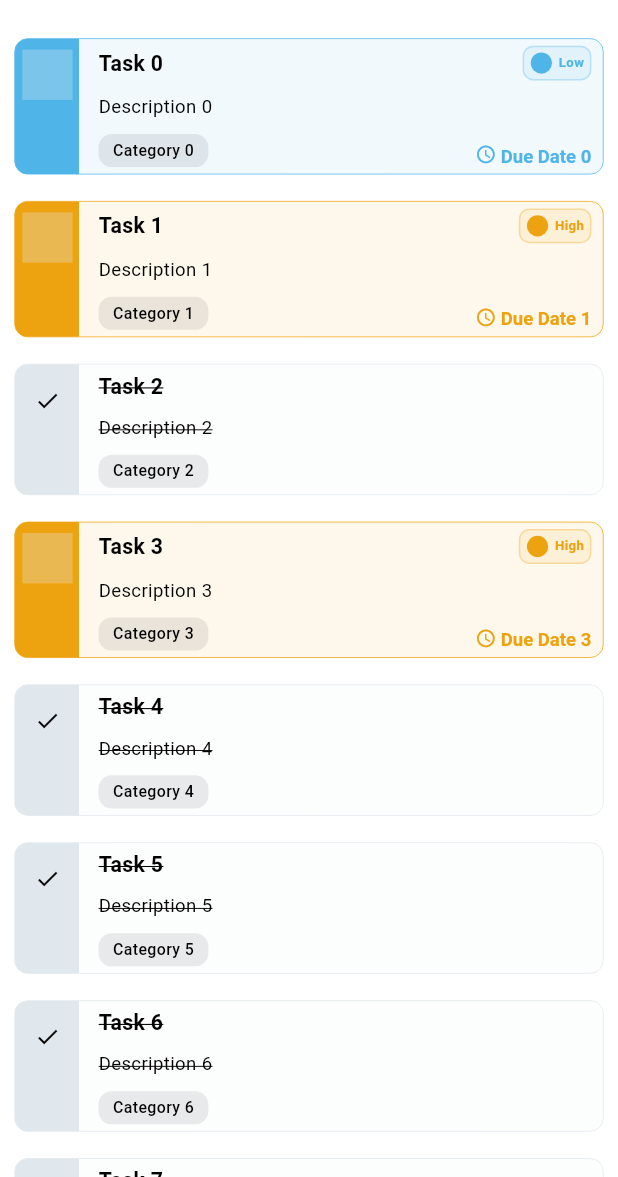
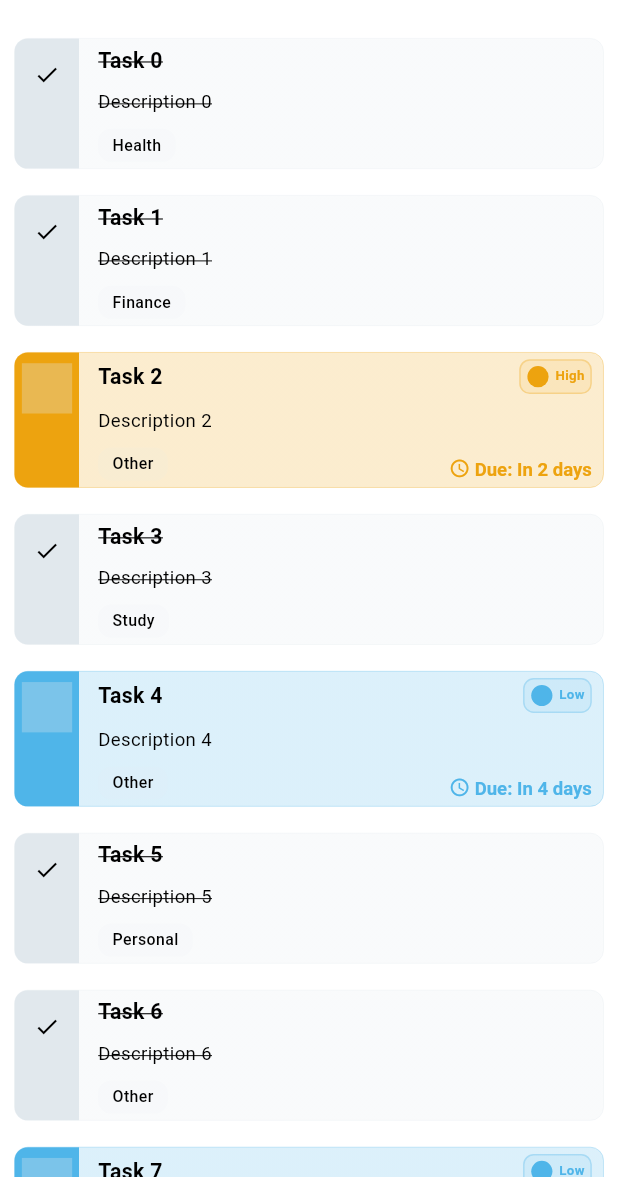
Before and after one commit to AchizuePriscilla/task-buddy, a Flutter app: the screen it shows after launch, after a tap on the "light mode" icon, on a phone screen of 412 x 824 dp, the part 59-1236 px from its top. Run offline on Flutter 3.47's test engine with Material 3 defaults, Android fonts, the light colour scheme and no system bars; our stand-ins replace flutter_riverpod, flutter_screenutil, shared_preferences; Roboto replaces fonts that are missing (Helvetica).

Commit message:
Feat: Edit Task UI

```diff
--- /dev/null
+++ b/lib/features/task_management/domain/enums/category_enum.dart
@@ -0,0 +1,32 @@
+import '../../../../shared/localization/strings.dart';
+
+enum CategoryEnum {
+  work,
+  personal,
+  study,
+  home,
+  health,
+  finance,
+  other,
+}
+
+extension CategoryExtension on CategoryEnum {
+  String get displayName {
+    switch (this) {
+      case CategoryEnum.work:
+        return AppStrings.work;
+      case CategoryEnum.personal:
+        return AppStrings.personal;
+      case CategoryEnum.study:
+        return AppStrings.study;
+      case CategoryEnum.home:
+        return AppStrings.home;
+      case CategoryEnum.health:
+        return AppStrings.health;
+      case CategoryEnum.finance:
+        return AppStrings.finance;
+      case CategoryEnum.other:
+        return AppStrings.other;
+    }
+  }
+}
--- /dev/null
+++ b/lib/features/task_management/domain/extensions/datetime_extension.dart
@@ -0,0 +1,39 @@
+import 'package:task_buddy/shared/localization/strings.dart';
+
+extension DateTimeExtension on DateTime {
+  String get formattedDate {
+    const months = [
+      AppStrings.jan,
+      AppStrings.feb,
+      AppStrings.mar,
+      AppStrings.apr,
+      AppStrings.may,
+      AppStrings.jun,
+      AppStrings.jul,
+      AppStrings.aug,
+      AppStrings.sep,
+      AppStrings.oct,
+      AppStrings.nov,
+      AppStrings.dec,
+    ];
+    return '${months[month - 1]} ${day.toString().padLeft(2, '0')}, $year';
+  }
+
+  int get daysUntilDue {
+    return difference(DateTime.now()).inDays;
+  }
+
+  String get formattedDueDate {
+    if (daysUntilDue < 0) {
+      return AppStrings.overdue;
+    } else if (daysUntilDue == 0) {
+      return AppStrings.today;
+    } else if (daysUntilDue == 1) {
+      return AppStrings.tomorrow;
+    } else if (daysUntilDue <= 7) {
+      return '${AppStrings.inDays} $daysUntilDue ${AppStrings.days}';
+    } else {
+      return formattedDate;
+    }
+  }
+}
--- /dev/null
+++ b/lib/features/task_management/domain/models/task_model.dart
@@ -0,0 +1,20 @@
+import 'package:task_buddy/features/task_management/domain/enums/category_enum.dart';
+import 'package:task_buddy/features/task_management/domain/enums/priority_enum.dart';
+
+class TaskModel {
+  final String title;
+  final String? description;
+  final CategoryEnum category;
+  final DateTime? dueDate;
+  final Priority priority;
+  final bool isCompleted;
+
+  TaskModel({
+    required this.title,
+    required this.description,
+    required this.category,
+    required this.dueDate,
+    required this.priority,
+    required this.isCompleted,
+  });
+}
--- a/lib/features/task_management/presentation/screens/home_screen.dart
+++ b/lib/features/task_management/presentation/screens/home_screen.dart
@@ -2,8 +2,10 @@ import 'dart:math';
 import 'package:flutter/material.dart';
 import 'package:flutter_riverpod/flutter_riverpod.dart';
 import 'package:flutter_screenutil/flutter_screenutil.dart';
+import 'package:task_buddy/features/task_management/domain/enums/category_enum.dart';
+import 'package:task_buddy/features/task_management/domain/models/task_model.dart';
 import 'package:task_buddy/shared/localization/strings.dart';
-import 'package:task_buddy/features/task_management/domain/priority_enum.dart';
+import 'package:task_buddy/features/task_management/domain/enums/priority_enum.dart';
 import 'package:task_buddy/features/task_management/presentation/widgets/task_card.dart';
 import 'package:task_buddy/shared/theme/app_theme.dart';
 
@@ -14,7 +16,7 @@ class HomeScreen extends ConsumerWidget {
   Widget build(BuildContext context, WidgetRef ref) {
     final random = Random();
     final priorities = Priority.values;
-
+    final categories = CategoryEnum.values;
     return Scaffold(
       backgroundColor: Theme.of(context).scaffoldBackgroundColor,
       appBar: AppBar(
@@ -39,15 +41,18 @@ class HomeScreen extends ConsumerWidget {
         itemCount: 100,
         itemBuilder: (context, index) {
           final randomPriority = priorities[random.nextInt(priorities.length)];
+          final randomCategory = categories[random.nextInt(categories.length)];
           final randomCompleted = random.nextBool();
 
           return TaskCard(
-            title: 'Task $index',
-            description: 'Description $index',
-            category: 'Category $index',
-            dueDate: 'Due Date $index',
-            priority: randomPriority,
-            isCompleted: randomCompleted,
+            task: TaskModel(
+              title: 'Task $index',
+              description: 'Description $index',
+              category: randomCategory,
+              dueDate: DateTime.now().add(Duration(days: index)),
+              priority: randomPriority,
+              isCompleted: randomCompleted,
+            ),
           );
         },
       ),
--- a/lib/features/task_management/presentation/widgets/priority_indicator_chip.dart
+++ b/lib/features/task_management/presentation/widgets/priority_indicator_chip.dart
@@ -1,6 +1,6 @@
 import 'package:flutter/material.dart';
 import 'package:flutter_screenutil/flutter_screenutil.dart';
-import 'package:task_buddy/features/task_management/domain/priority_enum.dart';
+import 'package:task_buddy/features/task_management/domain/enums/priority_enum.dart';
 
 class PriorityIndicatorChip extends StatelessWidget {
   const PriorityIndicatorChip({
--- a/lib/features/task_management/presentation/widgets/task_card.dart
+++ b/lib/features/task_management/presentation/widgets/task_card.dart
@@ -1,27 +1,21 @@
 import 'package:flutter/material.dart';
 import 'package:flutter_screenutil/flutter_screenutil.dart';
-import 'package:task_buddy/features/task_management/domain/priority_enum.dart';
+import 'package:task_buddy/features/task_management/domain/enums/category_enum.dart';
+import 'package:task_buddy/features/task_management/domain/extensions/datetime_extension.dart';
+import 'package:task_buddy/features/task_management/domain/models/task_model.dart';
+import 'package:task_buddy/features/task_management/domain/enums/priority_enum.dart';
+import 'package:task_buddy/features/task_management/presentation/screens/edit_task_screen.dart';
 import 'package:task_buddy/features/task_management/presentation/widgets/priority_indicator_chip.dart';
+import 'package:task_buddy/shared/localization/strings.dart';
 import 'package:task_buddy/shared/theme/text_styles.dart';
 
 class TaskCard extends StatefulWidget {
   const TaskCard({
     super.key,
-    required this.title,
-    required this.description,
-    required this.category,
-    required this.dueDate,
-    required this.priority,
-    required this.isCompleted,
+    required this.task,
   });
 
-  final String title;
-  final String? description;
-  final String category;
-  final String dueDate;
-  final Priority priority;
-  final bool isCompleted;
-
+  final TaskModel task;
   @override
   State<TaskCard> createState() => _TaskCardState();
 }
@@ -31,15 +25,28 @@ class _TaskCardState extends State<TaskCard> {
 
   @override
   Widget build(BuildContext context) {
-    cardColor = widget.isCompleted
+    cardColor = widget.task.isCompleted
         ? Theme.of(context).cardColor
-        : widget.priority.color;
-    return Container(
+        : widget.task.priority.color;
+    return GestureDetector(
+        onTap: () {
+          Navigator.push(
+              context,
+              MaterialPageRoute(
+                builder: (context) => EditTaskScreen(
+                  task: widget.task,
+                ),
+              ));
+        },
+        child: Container(
           decoration: BoxDecoration(
             gradient: LinearGradient(
               colors: [
                 cardColor,
-            cardColor.withValues(alpha: 0.08),
+                cardColor.withValues(
+                    alpha: Theme.of(context).brightness == Brightness.dark
+                        ? 0.08
+                        : 0.2),
               ],
               stops: [0.11, 0.11],
             ),
@@ -48,7 +55,7 @@ class _TaskCardState extends State<TaskCard> {
                 ? null
                 : Border.all(
                     color: cardColor,
-                width: .5,
+                    width: .2,
                   ),
           ),
           margin: EdgeInsets.symmetric(
@@ -67,7 +74,7 @@ class _TaskCardState extends State<TaskCard> {
                   ),
                   width: 35.w,
                   height: 35.w,
-              child: widget.isCompleted
+                  child: widget.task.isCompleted
                       ? Icon(
                           Icons.check,
                           size: 20.sp,
@@ -94,10 +101,10 @@ class _TaskCardState extends State<TaskCard> {
                           children: [
                             Expanded(
                               child: Text(
-                            widget.title,
+                                widget.task.title,
                                 style: AppTextStyles.h4.copyWith(
                                   color: Theme.of(context).colorScheme.outline,
-                              decoration: widget.isCompleted
+                                  decoration: widget.task.isCompleted
                                       ? TextDecoration.lineThrough
                                       : null,
                                 ),
@@ -105,23 +112,23 @@ class _TaskCardState extends State<TaskCard> {
                                 overflow: TextOverflow.ellipsis,
                               ),
                             ),
-                        if (!widget.isCompleted) ...[
+                            if (!widget.task.isCompleted) ...[
                               PriorityIndicatorChip(
-                            priority: widget.priority,
+                                priority: widget.task.priority,
                               ),
                             ],
                           ],
                         ),
                         // Description
-                    if (widget.description != null &&
-                        widget.description!.isNotEmpty) ...[
+                        if (widget.task.description != null &&
+                            widget.task.description!.isNotEmpty) ...[
                           SizedBox(height: 10.h),
                           Text(
-                        widget.description!,
+                            widget.task.description!,
                             softWrap: true,
                             style: AppTextStyles.body.copyWith(
                               color: Theme.of(context).colorScheme.outline,
-                          decoration: widget.isCompleted
+                              decoration: widget.task.isCompleted
                                   ? TextDecoration.lineThrough
                                   : null,
                             ),
@@ -145,14 +152,15 @@ class _TaskCardState extends State<TaskCard> {
                                 vertical: 4.h,
                               ),
                               child: Text(
-                            widget.category,
+                                widget.task.category.displayName,
                                 style: AppTextStyles.bodySmall.copyWith(
                                   fontWeight: FontWeight.w500,
                                 ),
                               ),
                             ),
                             const Spacer(),
-                        if (!widget.isCompleted)
+                            if (!widget.task.isCompleted &&
+                                widget.task.dueDate != null)
                               RichText(
                                 text: TextSpan(
                                   children: [
@@ -161,7 +169,7 @@ class _TaskCardState extends State<TaskCard> {
                                       child: Icon(
                                         Icons.schedule,
                                         size: 16.sp,
-                                    color: widget.priority.color,
+                                        color: widget.task.priority.color,
                                       ),
                                     ),
                                     WidgetSpan(
@@ -169,9 +177,10 @@ class _TaskCardState extends State<TaskCard> {
                                             width: 3
                                                 .w)), // spacing between icon and text
                                     TextSpan(
-                                  text: widget.dueDate,
+                                      text:
+                                          '${AppStrings.dueWithColon} ${widget.task.dueDate!.formattedDueDate}',
                                       style: AppTextStyles.body.copyWith(
-                                    color: widget.priority.color,
+                                        color: widget.task.priority.color,
                                         fontWeight: FontWeight.w600,
                                       ),
                                     ),
@@ -185,6 +194,6 @@ class _TaskCardState extends State<TaskCard> {
               ),
             ],
           ),
-    );
+        ));
   }
 }
--- a/lib/shared/localization/strings.dart
+++ b/lib/shared/localization/strings.dart
@@ -9,4 +9,47 @@ class AppStrings {
 
   // App strings
   static const String appName = 'Task Buddy';
+
+  // Task strings
+  static const String editTask = 'Edit Task';
+  static const String cancel = 'Cancel';
+  static const String save = 'Save';
+  static const String title = 'Title';
+  static const String titleHint = 'Enter task title';
+  static const String description = 'Description (Optional)';
+  static const String descriptionHint = 'Enter task description';
+  static const String priority = 'Priority';
+  static const String category = 'Category';
+  static const String setDueDate = 'Set Due Date (Optional)';
+  static const String dueWithColon = 'Due:';
+  static const String done = 'Done';
+
+  // Date strings
+  static const String today = 'Today';
+  static const String tomorrow = 'Tomorrow';
+  static const String overdue = 'Overdue';
+  static const String inDays = 'In';
+  static const String days = 'days';
+  //Month strings
+  static const String jan = 'Jan';
+  static const String feb = 'Feb';
+  static const String mar = 'Mar';
+  static const String apr = 'Apr';
+  static const String may = 'May';
+  static const String jun = 'Jun';
+  static const String jul = 'Jul';
+  static const String aug = 'Aug';
+  static const String sep = 'Sep';
+  static const String oct = 'Oct';
+  static const String nov = 'Nov';
+  static const String dec = 'Dec';
+
+  // Category strings
+  static const String work = 'Work';
+  static const String personal = 'Personal';
+  static const String study = 'Study';
+  static const String home = 'Home';
+  static const String health = 'Health';
+  static const String finance = 'Finance';
+  static const String other = 'Other';
 }
--- a/lib/shared/theme/app_theme.dart
+++ b/lib/shared/theme/app_theme.dart
@@ -40,12 +40,13 @@ class AppTheme {
     return ThemeData(
       brightness: Brightness.dark,
       fontFamily: AppTextStyles.fontFamily,
-      primaryColor: AppColors.primary,
+      primaryColor: AppColors.white,
       colorScheme: const ColorScheme.dark(
-        primary: AppColors.primary,
-        secondary: AppColors.lightGrey,
+        primary: AppColors.white,
+        secondary: AppColors.extraLightGrey,
         error: AppColors.error,
         surface: AppColors.black,
+        onPrimary: AppColors.black,
       ),
       cardColor: AppColors.grey,
       scaffoldBackgroundColor: AppColors.black,
@@ -63,10 +64,12 @@ class AppTheme {
     return ThemeData(
       brightness: Brightness.light,
       fontFamily: AppTextStyles.fontFamily,
+      primaryColor: AppColors.black,
       colorScheme: const ColorScheme.light(
-        primary: AppColors.primary,
-        secondary: AppColors.grey,
+        primary: AppColors.black,
+        secondary: AppColors.extraLightGrey,
         error: AppColors.error,
+        onPrimary: AppColors.white,
         // surface: AppColors.white,
       ),
       textTheme: TextThemes.textTheme,
```
Also changed, not shown: lib/features/task_management/presentation/screens/edit_task_screen.dart (added, +136 -0 lines), lib/features/task_management/presentation/widgets/button.dart (added, +58 -0 lines), lib/features/task_management/presentation/widgets/custom_text_field.dart (added, +96 -0 lines), lib/features/task_management/domain/enums/priority_enum.dart (renamed from lib/features/task_management/domain/priority_enum.dart). Lines whose indentation alone changed are shown as unchanged.
